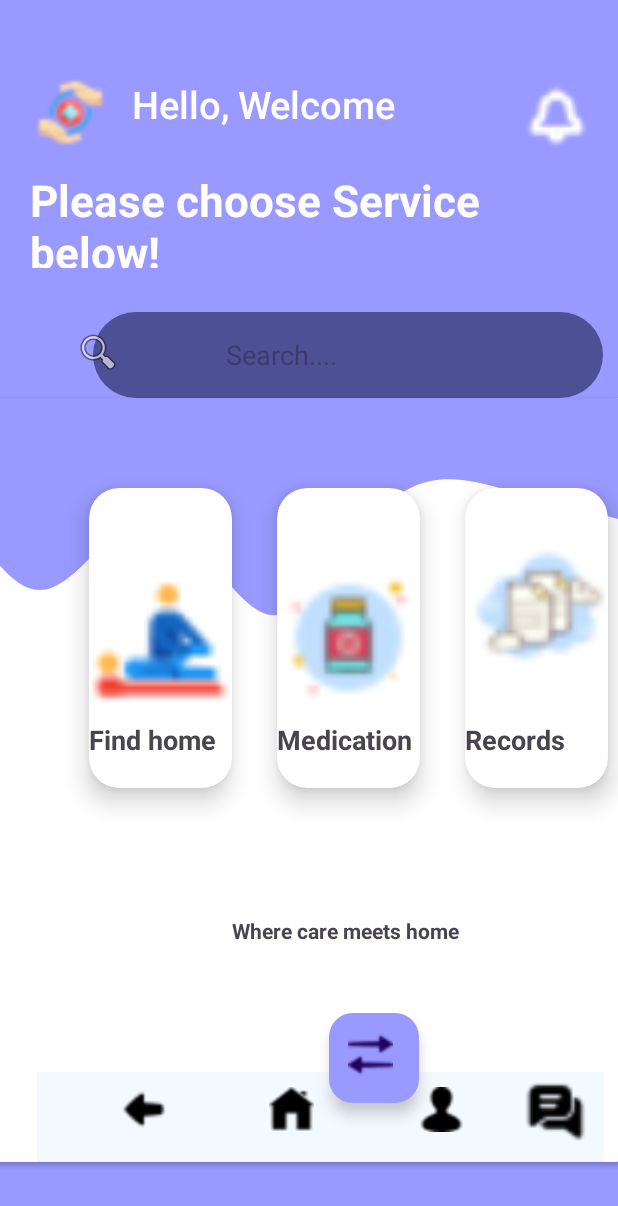
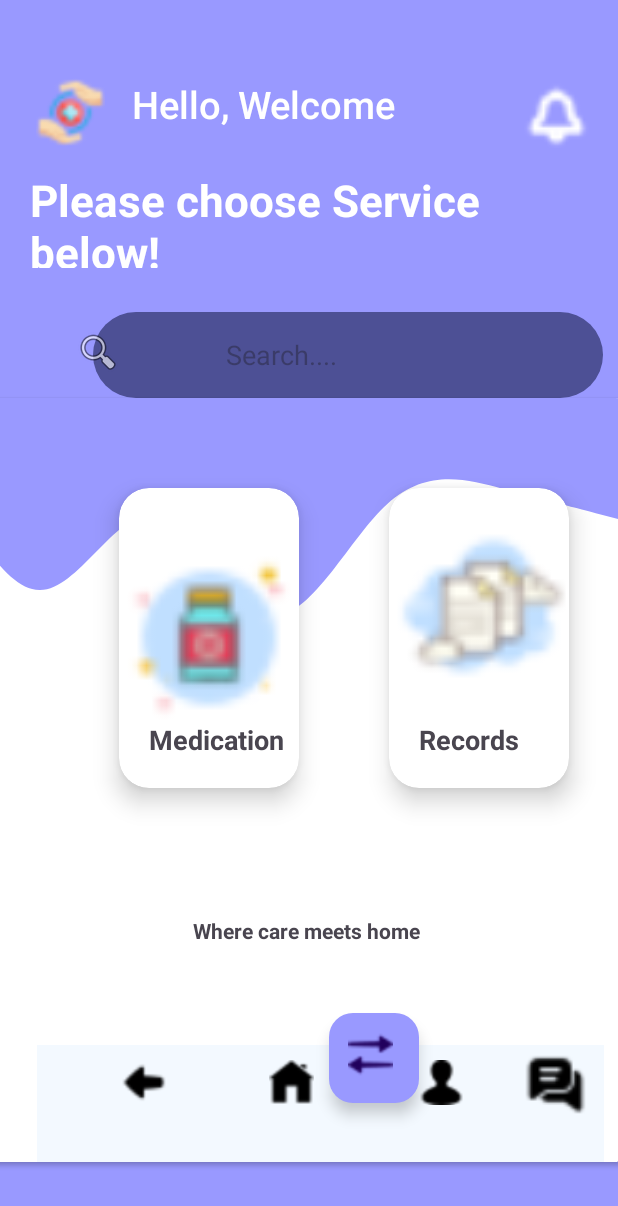
Before and after one commit to abyy101/ChronicDiseaseSupportSystem, an Android app: the home screen opened directly, with no data from a screen before it, on a phone screen of 412 x 824 dp. Shown: the top 1206 px of the screen. Run offline under Robolectric (Android 15) with nearby library versions, the phone set to English and light mode, and no system bars.

Commit message:
UI changes find home

```diff
--- a/app/src/main/java/com/example/onlinepatientsupportsystem/home.java
+++ b/app/src/main/java/com/example/onlinepatientsupportsystem/home.java
@@ -8,7 +8,6 @@ import androidx.appcompat.app.AppCompatActivity;
 
 public class home extends AppCompatActivity {
 
-    private ImageView imageView20;
     private ImageView imageView19;
     private ImageView imageView18;
     private ImageView imageView22;
@@ -21,7 +20,6 @@ public class home extends AppCompatActivity {
         setContentView(R.layout.home);
 
         // Initialize ImageView elements
-        imageView20 = findViewById(R.id.imageView20);
         imageView19 = findViewById(R.id.imageView19);
         imageView18 = findViewById(R.id.imageView18);
         imageView22 = findViewById(R.id.imageView22);
@@ -29,12 +27,6 @@ public class home extends AppCompatActivity {
         imageView24 = findViewById(R.id.imageView24);
 
         // Set click listeners for each ImageView
-        imageView20.setOnClickListener(new View.OnClickListener() {
-            @Override
-            public void onClick(View view) {
-                navigateToFindHome();
-            }
-        });
 
         imageView19.setOnClickListener(new View.OnClickListener() {
             @Override
@@ -72,10 +64,6 @@ public class home extends AppCompatActivity {
         });
     }
 
-    private void navigateToFindHome() {
-        Intent intent = new Intent(this, findhome.class);
-        startActivity(intent);
-    }
 
     private void navigateToMedications() {
         Intent intent = new Intent(this, medications.class);
--- a/app/src/main/res/layout/home.xml
+++ b/app/src/main/res/layout/home.xml
@@ -66,39 +66,11 @@
             android:layout_marginTop="50dp"
             android:orientation="horizontal">
 
-            <androidx.cardview.widget.CardView
-                android:layout_width="95dp"
-                android:layout_height="200dp"
-                android:layout_marginLeft="70dp"
-                android:layout_marginTop="10dp"
-                android:padding="28dp"
-                app:cardCornerRadius="20dp"
-                app:cardElevation="10dp">
-
-                <ImageView
-                    android:id="@+id/imageView20"
-                    android:layout_width="match_parent"
-                    android:layout_height="match_parent"
-                    android:clickable="true"
-                    android:contentDescription="@string/home_image_desc"
-                    android:onClick="yourClickMethod"
-                    android:visibility="visible"
-                    app:srcCompat="@drawable/home2" />
-
-                <TextView
-                    android:id="@+id/textView5"
-                    android:layout_width="match_parent"
-                    android:layout_height="30dp"
-                    android:layout_marginTop="155dp"
-                    android:text="Find home"
-                    android:textSize="18dp"
-                    android:textStyle="bold" />
-            </androidx.cardview.widget.CardView>
 
             <androidx.cardview.widget.CardView
-                android:layout_width="95dp"
+                android:layout_width="120dp"
                 android:layout_height="200dp"
-                android:layout_marginLeft="30dp"
+                android:layout_marginLeft="90dp"
                 android:layout_marginTop="10dp"
                 android:padding="28dp"
                 android:visibility="visible"
@@ -118,17 +90,18 @@
                 <TextView
                     android:id="@+id/textView6"
                     android:layout_width="match_parent"
-                    android:layout_height="30dp"
+                    android:layout_height="33dp"
                     android:layout_marginTop="155dp"
                     android:text="Medication"
+                    android:layout_marginLeft="20dp"
                     android:textSize="18dp"
                     android:textStyle="bold" />
             </androidx.cardview.widget.CardView>
 
             <androidx.cardview.widget.CardView
-                android:layout_width="95dp"
+                android:layout_width="120dp"
                 android:layout_height="200dp"
-                android:layout_marginLeft="30dp"
+                android:layout_marginLeft="60dp"
                 android:padding="28dp"
                 android:layout_marginTop="10dp"
                 app:cardCornerRadius="20dp"
@@ -149,6 +122,7 @@
                     android:layout_width="wrap_content"
                     android:layout_height="wrap_content"
                     android:layout_marginTop="155dp"
+                    android:layout_marginLeft="20dp"
                     android:text="Records"
                     android:textSize="18dp"
                     android:textStyle="bold" />
@@ -190,7 +164,7 @@
 
         <androidx.coordinatorlayout.widget.CoordinatorLayout
             android:layout_width="match_parent"
-            android:layout_height="80dp"
+            android:layout_height="98dp"
             android:layout_marginBottom="-20dp"
             android:layout_gravity="bottom"
             android:layout_marginLeft="40dp"
```
